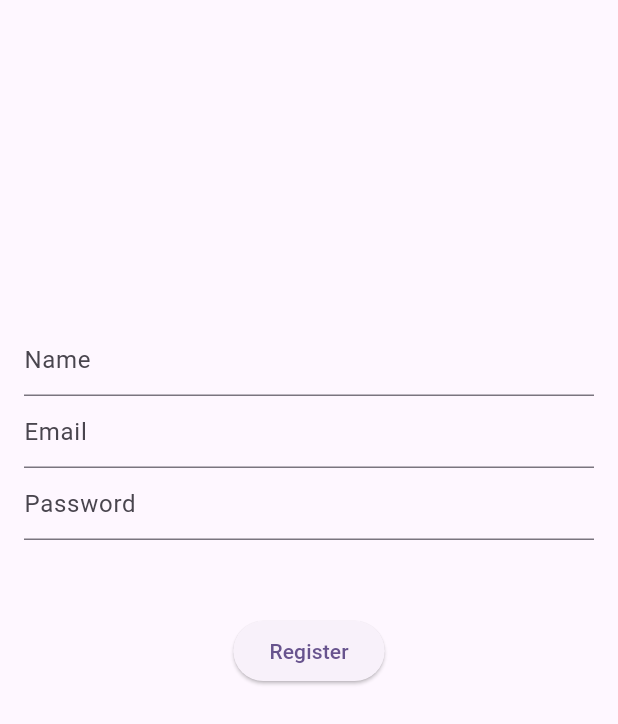
After one commit to MUHAMMEDZAMILC/firebase, a Flutter app: the screen it shows after launch, after a tap on "Register", on a phone screen of 412 x 824 dp. The commit adds this screen. Shown: the top 724 px of the screen. Run offline on Flutter 3.47's test engine with Material 2 defaults, Android fonts, the phone set to English and light mode, and no system bars; our stand-ins replace cloud_firestore, firebase_auth, firebase_core; accounts and stored records are empty.

Commit message:
firebase firestore and authentication

```diff
--- /dev/null
+++ b/lib/auth/register.dart
@@ -0,0 +1,84 @@
+import 'package:cloud_firestore/cloud_firestore.dart';
+import 'package:firebase_auth/firebase_auth.dart';
+import 'package:firebase_core/firebase_core.dart';
+import 'package:flutter/material.dart';
+
+class RegisterPage extends StatefulWidget {
+  const RegisterPage({super.key});
+
+  @override
+  State<RegisterPage> createState() => _RegisterPageState();
+}
+
+class _RegisterPageState extends State<RegisterPage> {
+  TextEditingController nameController = TextEditingController();
+  TextEditingController emailController = TextEditingController();
+  TextEditingController passController = TextEditingController();
+  var formkey = GlobalKey<FormState>();
+  @override
+  Widget build(BuildContext context) {
+    return  Scaffold(
+      body: Container(
+        width: double.infinity,
+        height: double.infinity,
+        child: Form(
+          key: formkey,
+          child: Padding(
+          padding: const EdgeInsets.all(16.0),
+          child: Column(
+            children: [
+              SizedBox(height: 200,),
+              TextFormField(
+                keyboardType: TextInputType.emailAddress,
+                controller:nameController ,
+                validator: (value) {
+                  if (value!.isEmpty) {
+                    return 'name is null';
+                  }
+                },
+                decoration: const InputDecoration(
+                  hintText: 'Name'
+                ),
+              ),
+              TextFormField(
+                keyboardType: TextInputType.emailAddress,
+                controller: emailController,
+                validator: (value) {
+                  if (value!.isEmpty) {
+                    return 'email is null';
+                  }
+                },
+                decoration: const InputDecoration(
+                  hintText: 'Email'
+                ),
+              ),
+              TextFormField(controller: passController,
+                keyboardType: TextInputType.number,
+                validator: (value) {
+                  if (value!.length<6) {
+                    return 'Password atleast 6 character';
+                  }
+                },
+                decoration: const InputDecoration(hintText: 'Password'),
+              ),
+              SizedBox(height: 50,),
+              ElevatedButton(onPressed: (){
+                if (formkey.currentState!.validate()) {
+                  FirebaseAuth.instance.createUserWithEmailAndPassword(email: emailController.text.trim(), password: passController.text.trim()).then((value){
+                    FirebaseFirestore.instance.collection('login').doc(value.user!.uid).set({
+                      'id':value.user!.uid,
+                      'name':nameController.text,
+                      'email':emailController.text,
+                      'pass':passController.text
+                    });
+                  });
+                }
+
+              }, child: const Text('Register'))
+            ],
+          ),
+        ))
+      ),
+    );
+  }
+}
--- a/lib/main.dart
+++ b/lib/main.dart
@@ -1,3 +1,5 @@
+import 'package:firebase/auth/login.dart';
+import 'package:firebase/auth/register.dart';
 import 'package:firebase_core/firebase_core.dart';
 import 'package:flutter/material.dart';
 
@@ -23,13 +25,13 @@ class MyApp extends StatelessWidget {
         colorScheme: ColorScheme.fromSeed(seedColor: Colors.deepPurple),
         useMaterial3: true,
       ),
-      home: const MyHomePage(title: 'Firebase connetion ios'),
+      home: MyHomePage(),
     );
   }
 }
 
 class MyHomePage extends StatefulWidget {
-  const MyHomePage({super.key, required this.title});
+   MyHomePage({super.key,});
 
   // This widget is the home page of your application. It is stateful, meaning
   // that it has a State object (defined below) that contains fields that affect
@@ -40,7 +42,6 @@ class MyHomePage extends StatefulWidget {
   // used by the build method of the State. Fields in a Widget subclass are
   // always marked "final".
 
-  final String title;
 
   @override
   State<MyHomePage> createState() => _MyHomePageState();
@@ -76,7 +77,7 @@ class _MyHomePageState extends State<MyHomePage> {
         backgroundColor: Theme.of(context).colorScheme.inversePrimary,
         // Here we take the value from the MyHomePage object that was created by
         // the App.build method, and use it to set our appbar title.
-        title: Text(widget.title),
+        title: Text('Firebase'),
       ),
       body: Center(
         // Center is a layout widget. It takes a single child and positions it
@@ -97,13 +98,12 @@ class _MyHomePageState extends State<MyHomePage> {
           // wireframe for each widget.
           mainAxisAlignment: MainAxisAlignment.center,
           children: <Widget>[
-            const Text(
-              'You have pushed the button this many times:',
-            ),
-            Text(
-              '$_counter',
-              style: Theme.of(context).textTheme.headlineMedium,
-            ),
+            ElevatedButton(onPressed: (){
+              Navigator.push(context, MaterialPageRoute(builder: (context)=>const RegisterPage()));
+            }, child: const Text('Register')),
+            ElevatedButton(onPressed: (){
+                Navigator.push(context, MaterialPageRoute(builder: (context)=>const LoginPage()));
+            }, child: const Text('Login')),
           ],
         ),
       ),
```
Also changed, not shown: lib/auth/login.dart (added, +74 -0 lines), lib/home/home.dart (added, +24 -0 lines).
